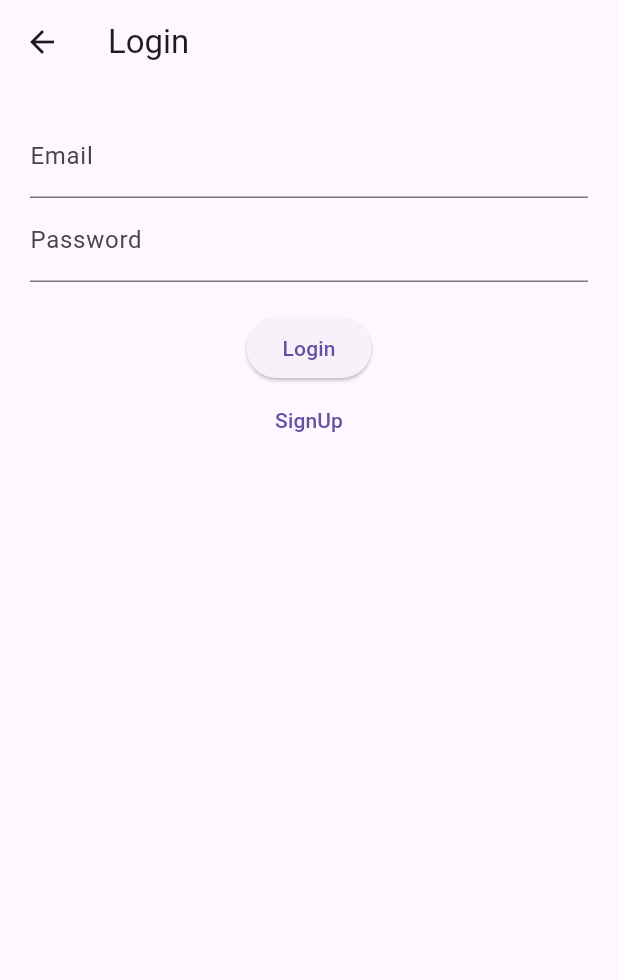
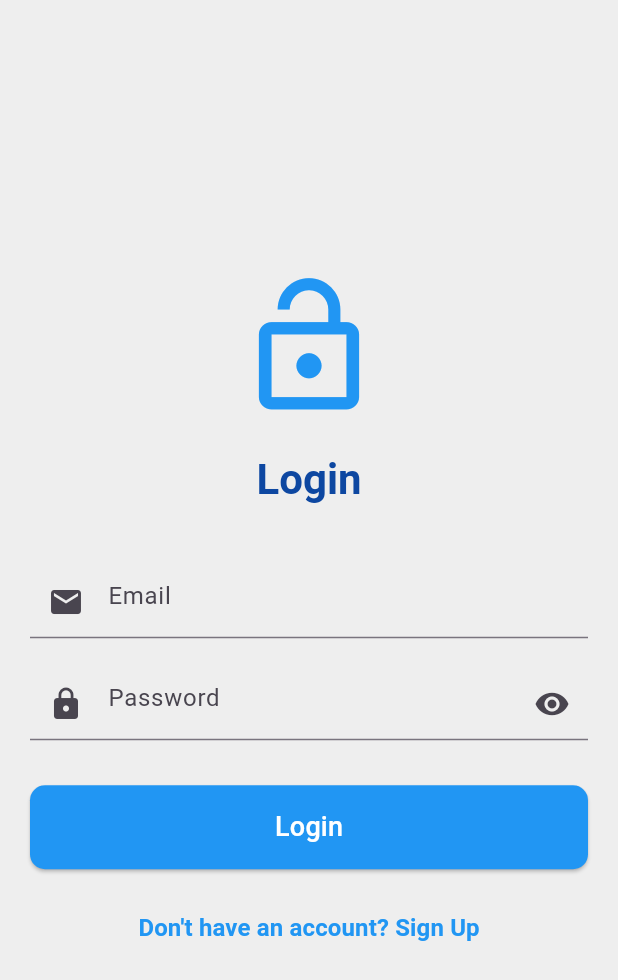
Before and after one commit to hasanmehediii/CSE-2216-Project, a Flutter app: the screen it shows after launch, after a tap on "Get Started", on a phone screen of 412 x 824 dp. Shown: the top 980 px of the screen. Run offline on Flutter 3.47's test engine with Material 3 defaults, Android fonts, the phone set to English and light mode, and no system bars.

Commit message:
added login

```diff
--- /dev/null
+++ b/lib/common/custom_text_field.dart
@@ -0,0 +1,40 @@
+import 'package:flutter/material.dart';
+
+class CustomTextField extends StatelessWidget {
+  final TextEditingController controller;
+  final String hintText;
+  final bool obscureText;
+  final TextInputType? keyboardType;
+  final Widget? prefixIcon;
+  final Widget? suffixIcon;
+  final FocusNode? focusNode;
+  final String? Function(String?)? validator;
+
+  const CustomTextField({
+    super.key,
+    required this.controller,
+    required this.hintText,
+    this.obscureText = false,
+    this.keyboardType,
+    this.prefixIcon,
+    this.suffixIcon,
+    this.focusNode,
+    this.validator
+  });
+
+  @override
+  Widget build(BuildContext context) {
+    return TextFormField(
+      controller: controller,
+      obscureText: obscureText,
+      keyboardType: keyboardType,
+      focusNode: focusNode,
+      decoration: InputDecoration(
+        hintText: hintText,
+        prefixIcon: prefixIcon,
+        suffixIcon: suffixIcon,
+      ),
+      validator: validator,
+    );
+  }
+}
--- a/lib/screens/Login.dart
+++ b/lib/screens/Login.dart
@@ -1,59 +1,162 @@
+import 'package:flutter/material.dart';
+import '../common/custom_text_field.dart';
+import 'SignUp.dart';
 import 'package:cseduapp/screens/welcome_page.dart';
-import 'package:flutter/material.dart';
 
-import '../main.dart';
-import 'Home.dart';
-import 'SignUp.dart';
+class LoginScreen extends StatefulWidget {
+  const LoginScreen({super.key});
 
-class LoginScreen extends StatelessWidget {
+  @override
+  State<LoginScreen> createState() => _LoginScreenState();
+}
+
+class _LoginScreenState extends State<LoginScreen> {
   final _emailController = TextEditingController();
   final _passwordController = TextEditingController();
+  bool _obscureText = true;
 
-  LoginScreen({super.key});
+  // Create a GlobalKey for form validation
+  final _formKey = GlobalKey<FormState>();
+
+  String? _validateEmail(String? mail) {
+    if (mail == null || mail.isEmpty) {
+      return 'Please enter your email';
+    }
+    final emailRegex = RegExp(r'^[\w-]+(\.[\w-]+)*@([\w-]+\.)+[a-zA-Z]{2,7}$');
+    if (!emailRegex.hasMatch(mail)) {
+      return 'Please enter a valid email';
+    }
+    return null;
+  }
+
+  String? _validatePassword(String? password) {
+    if (password == null || password.isEmpty) {
+      return 'Please enter your password';
+    }
+    if (password.length < 6) {
+      return 'Password must be at least 6 characters';
+    }
+    return null;
+  }
+
+  @override
+  void dispose() {
+    _emailController.dispose();
+    _passwordController.dispose();
+    super.dispose();
+  }
 
   @override
   Widget build(BuildContext context) {
     return Scaffold(
-      appBar: AppBar(title: Text("Login")),
-      body: Padding(
-        padding: EdgeInsets.all(20),
+      backgroundColor: Colors.grey[200],
+      body: Center(
+        child: SingleChildScrollView(
+          padding: const EdgeInsets.all(20),
+          child: Form(
+            key: _formKey, // Set the global key for the form
             child: Column(
+              mainAxisAlignment: MainAxisAlignment.center,
+              crossAxisAlignment: CrossAxisAlignment.stretch,
               children: [
-            TextField(
+                // Logo/Icon (Optional)
+                const Icon(
+                  Icons.lock_open,
+                  size: 100,
+                  color: Colors.blue,
+                ),
+                const SizedBox(height: 20),
+                // Title
+                Text(
+                  'Login',
+                  textAlign: TextAlign.center,
+                  style: Theme.of(context).textTheme.headlineMedium?.copyWith(
+                    fontWeight: FontWeight.bold,
+                    color: Colors.blue[900],
+                  ),
+                ),
+                const SizedBox(height: 40),
+                // Email Field
+                CustomTextField(
                   controller: _emailController,
-              decoration: InputDecoration(labelText: 'Email'),
+                  hintText: 'Email',
+                  prefixIcon: const Icon(Icons.email),
+                  keyboardType: TextInputType.emailAddress,
+                  validator: _validateEmail,
+                  focusNode: FocusNode(),
                 ),
-            TextField(
+                const SizedBox(height: 20),
+                // Password Field
+                CustomTextField(
                   controller: _passwordController,
-              obscureText: true,
-              decoration: InputDecoration(labelText: 'Password'),
+                  hintText: 'Password',
+                  obscureText: _obscureText,
+                  prefixIcon: const Icon(Icons.lock),
+                  suffixIcon: IconButton(
+                    icon: Icon(
+                      _obscureText ? Icons.visibility : Icons.visibility_off,
                     ),
-            SizedBox(height: 20),
+                    onPressed: () {
+                      setState(() {
+                        _obscureText = !_obscureText;
+                      });
+                    },
+                  ),
+                  validator: _validatePassword,
+                  focusNode: FocusNode(),
+                ),
+                const SizedBox(height: 30),
+                // Login Button
                 ElevatedButton(
-              child: Text("Login"),
+                  style: ElevatedButton.styleFrom(
+                    backgroundColor: Colors.blue,
+                    padding: const EdgeInsets.symmetric(vertical: 15),
+                    shape: RoundedRectangleBorder(
+                      borderRadius: BorderRadius.circular(10),
+                    ),
+                  ),
                   onPressed: () {
-                // Navigate to Home or Dashboard screen
-                // For now, we show a simple alert
+                    if (_formKey.currentState?.validate() ?? false) {
+                      // Perform login logic here (e.g., authentication)
+                      // After successful login:
+                      Navigator.pushReplacement(
+                        context,
+                        MaterialPageRoute(
+                          builder: (_) => WelcomePage(
+                            fullName: "Mehedi",
+                            email: "mehedi@gmail.com",
+                            gender: "boy",
+                            dob: "12/2/4505",
+                          ),
+                        ),
+                      );
+                    }
+                  },
+                  child: const Text(
+                    'Login',
+                    style: TextStyle(fontSize: 18, color: Colors.white),
+                  ),
+                ),
+                const SizedBox(height: 15),
+                // SignUp Button
+                TextButton(
+                  onPressed: () {
                     Navigator.push(
                       context,
-                  MaterialPageRoute(builder: (_) => WelcomePage(fullName: "Mehedi", email: "mehedi@gmail.com", gender: "boy", dob: "12/2/4505")),
+                      MaterialPageRoute(builder: (_) => const SignUpPage()),
                     );
                   },
+                  child: const Text(
+                    'Don\'t have an account? Sign Up',
+                    style: TextStyle(
+                        fontSize: 16,
+                        color: Colors.blue,
+                        fontWeight: FontWeight.bold),
                   ),
-            TextButton(
-              child: Text("SignUp"),
-              onPressed: () {
-                // ScaffoldMessenger.of(context).showSnackBar(
-                //   SnackBar(content: Text("Password reset functionality not implemented yet.")),
-                // );
-
-                Navigator.push(
-                  context,
-                  MaterialPageRoute(builder: (_) => SignUpPage()),
-                );
-              },
                 ),
               ],
+            ),
+          ),
         ),
       ),
     );
```
Also changed, not shown: lib/common/custom_button.dart (added, +42 -0 lines), 1 other file. Lines whose indentation alone changed are shown as unchanged.
